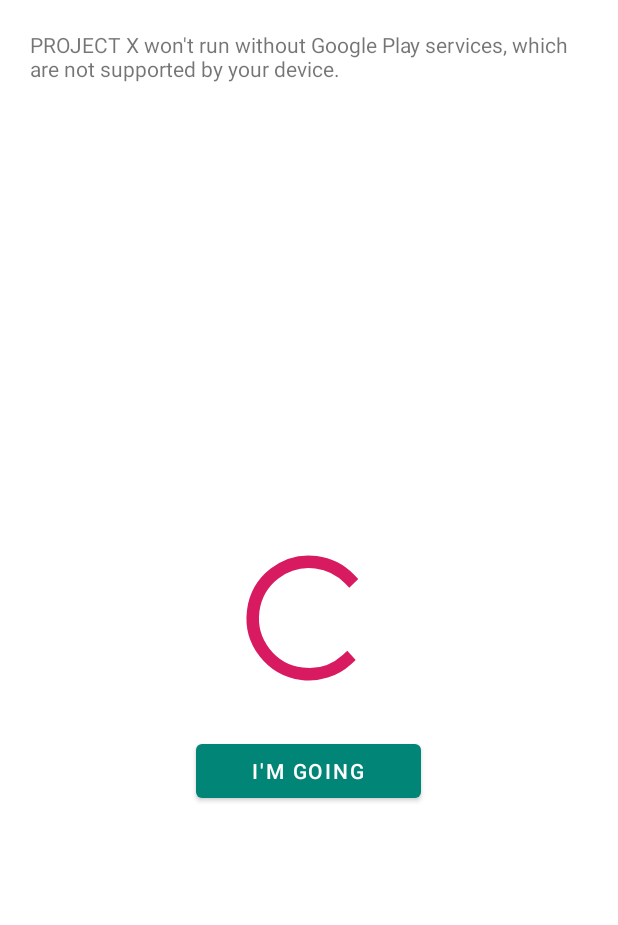
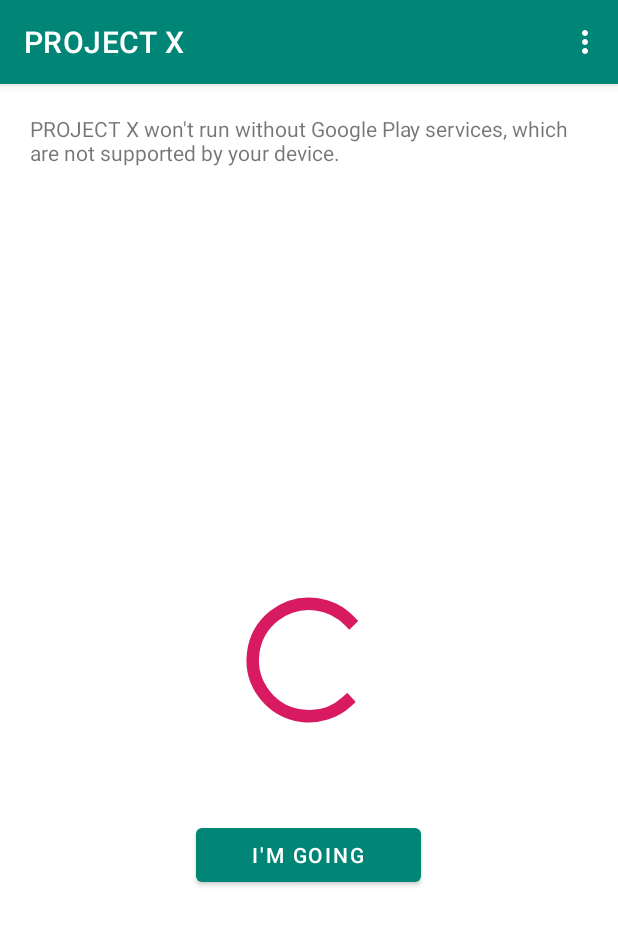
Before and after one commit to PratheekRBhat/OnLoad-Project-X, an Android app: the screen it shows after launch once a user with an empty profile is signed in (User_Activity), on a phone screen of 412 x 824 dp. Shown: the top 925 px of the screen. Run offline under Robolectric (Android 15) with nearby library versions, the light colour scheme and no system bars; our stand-ins replace Firebase (no records; nobody signed in at launch, a user with empty details on screens opened directly); 2 statements that could not run were skipped.

Commit message:
Navigation changes and Sign out menu

```diff
--- a/app/build.gradle
+++ b/app/build.gradle
@@ -42,6 +42,7 @@ dependencies {
     implementation 'com.github.d-max:spots-dialog:0.7@aar'
     implementation 'com.firebase:geofire-android:3.0.0'
 
+
 }
 
 apply plugin: 'com.google.gms.google-services'
--- a/app/src/main/AndroidManifest.xml
+++ b/app/src/main/AndroidManifest.xml
@@ -35,7 +35,7 @@
         <activity
             android:name=".User_Activity"
             android:label="@string/app_name"
-            android:theme="@style/AppTheme" />
+            android:theme="@style/RegularPages" />
 
         <activity
             android:name=".LoginInActivity"
--- /dev/null
+++ b/app/src/main/res/menu/user_menu.xml
@@ -0,0 +1,8 @@
+<?xml version="1.0" encoding="utf-8"?>
+<menu xmlns:android="http://schemas.android.com/apk/res/android"
+    xmlns:app="http://schemas.android.com/apk/res-auto">
+    <item
+        android:title="@string/sign_out"
+        android:id="@+id/signOut"
+        app:showAsAction="collapseActionView" />
+</menu>
--- a/app/src/main/res/values/strings.xml
+++ b/app/src/main/res/values/strings.xml
@@ -21,6 +21,7 @@
     <string name="login">LOGIN</string>
     <string name="i_m_going">I\'m Going</string>
     <string name="help">HELP</string>
+    <string name="sign_out">Sign Out</string>
 
 
 </resources>
```
Also changed, not shown: app/src/main/java/com/example/projectx/User_Activity.java (+36 -0 lines).
